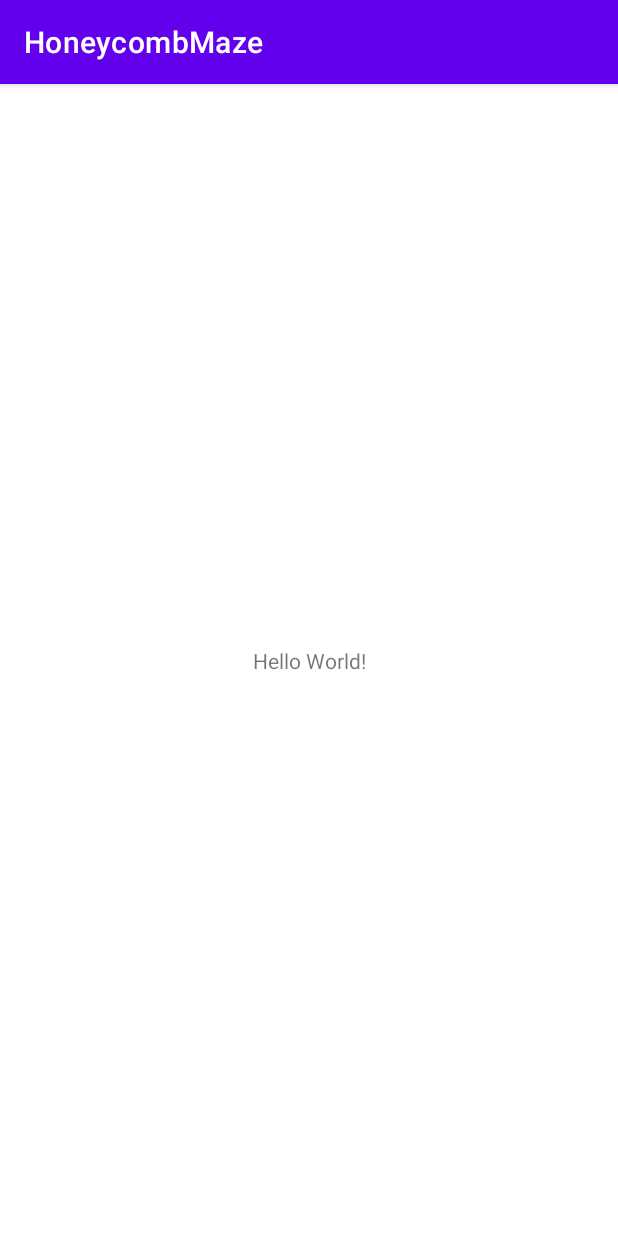
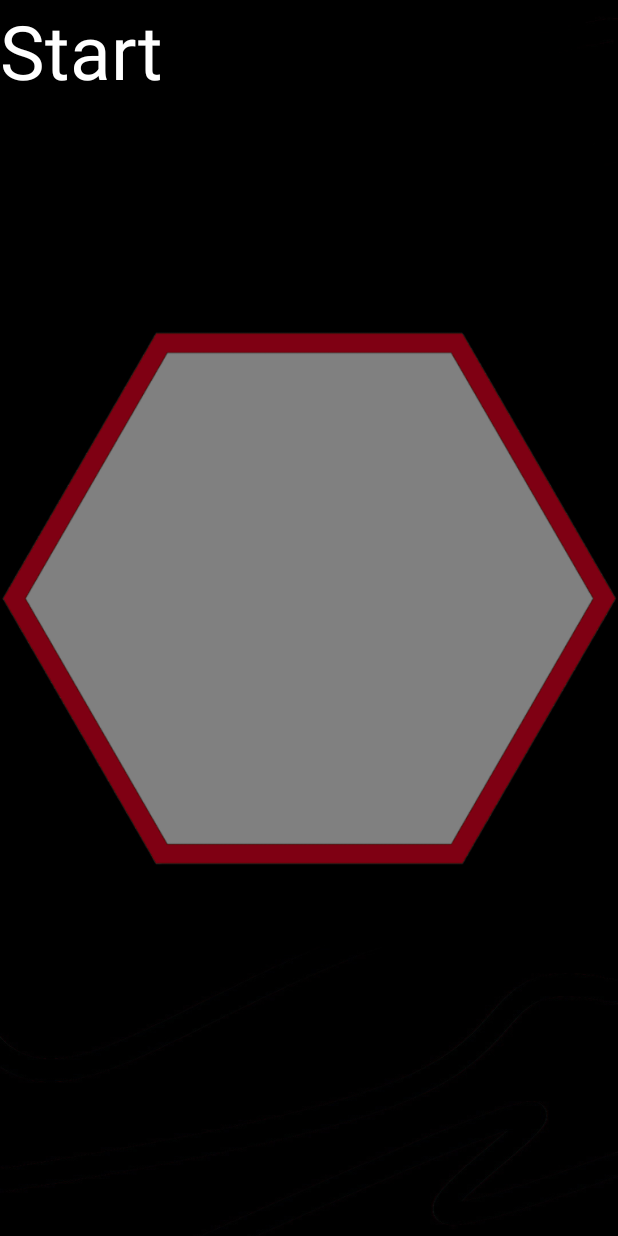
Before and after one commit to UP2005572/HoneycombMaze, an Android app: the screen it shows after launch (MainActivity), on a phone screen of 412 x 824 dp. Run offline under Robolectric (Android 15) with nearby library versions, the phone set to English and light mode, and no system bars.

Commit message:
add files

```diff
--- a/Project/app/build.gradle
+++ b/Project/app/build.gradle
@@ -7,7 +7,7 @@ android {
 
     defaultConfig {
         applicationId "com.example.honeycombmaze"
-        minSdk 26
+        minSdk 16
         targetSdk 31
         versionCode 1
         versionName "1.0"
--- a/Project/app/src/main/AndroidManifest.xml
+++ b/Project/app/src/main/AndroidManifest.xml
@@ -9,8 +9,9 @@
         android:roundIcon="@mipmap/ic_launcher_round"
         android:supportsRtl="true"
         android:theme="@style/Theme.HoneycombMaze">
-        <activity
-            android:name=".MainActivity"
+        <activity android:name=".MainActivity"
+            android:theme="@style/Theme.HoneycombMaze.noActionBar"
+            android:screenOrientation="portrait"
             android:exported="true">
             <intent-filter>
                 <action android:name="android.intent.action.MAIN" />
--- a/Project/app/src/main/res/layout/activity_main.xml
+++ b/Project/app/src/main/res/layout/activity_main.xml
@@ -1,18 +1,29 @@
 <?xml version="1.0" encoding="utf-8"?>
-<androidx.constraintlayout.widget.ConstraintLayout xmlns:android="http://schemas.android.com/apk/res/android"
+<RelativeLayout xmlns:android="http://schemas.android.com/apk/res/android"
     xmlns:app="http://schemas.android.com/apk/res-auto"
     xmlns:tools="http://schemas.android.com/tools"
     android:layout_width="match_parent"
     android:layout_height="match_parent"
     tools:context=".MainActivity">
 
+    <ImageView
+        android:layout_width="match_parent"
+        android:layout_height="match_parent"
+        android:src="@drawable/start_screen"
+        android:scaleType="centerCrop"/>
+
+    <ImageView
+        android:layout_width="800dp"
+        android:layout_height="800dp"
+        android:src="@drawable/blank_hex"
+        />
+
     <TextView
         android:layout_width="wrap_content"
         android:layout_height="wrap_content"
-        android:text="Hello World!"
-        app:layout_constraintBottom_toBottomOf="parent"
-        app:layout_constraintLeft_toLeftOf="parent"
-        app:layout_constraintRight_toRightOf="parent"
-        app:layout_constraintTop_toTopOf="parent" />
+        android:textSize="50dp"
+        android:textColor="@color/white"
+        android:text="Start"/>
 
-</androidx.constraintlayout.widget.ConstraintLayout>
+
+</RelativeLayout>
--- a/Project/app/src/main/res/values/themes.xml
+++ b/Project/app/src/main/res/values/themes.xml
@@ -13,4 +13,9 @@
         <item name="android:statusBarColor" tools:targetApi="l">?attr/colorPrimaryVariant</item>
         <!-- Customize your theme here. -->
     </style>
+
+    <style name="Theme.HoneycombMaze.noActionBar">
+        <item name="windowNoTitle">true</item>
+        <item name="windowActionBar">false</item>
+    </style>
 </resources>
```
Also changed, not shown: Project/app/src/main/res/drawable/blank_hex.png (added), Project/app/src/main/res/drawable/start_screen.jpg (added), Project/gradle/wrapper/gradle-wrapper.properties.
